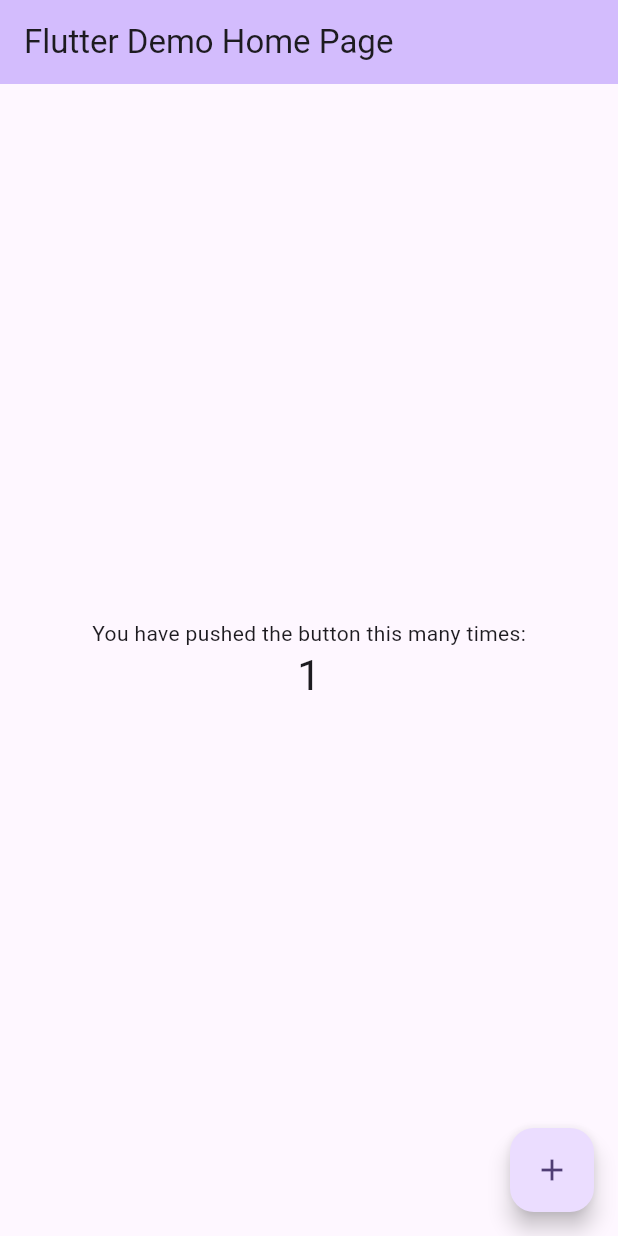
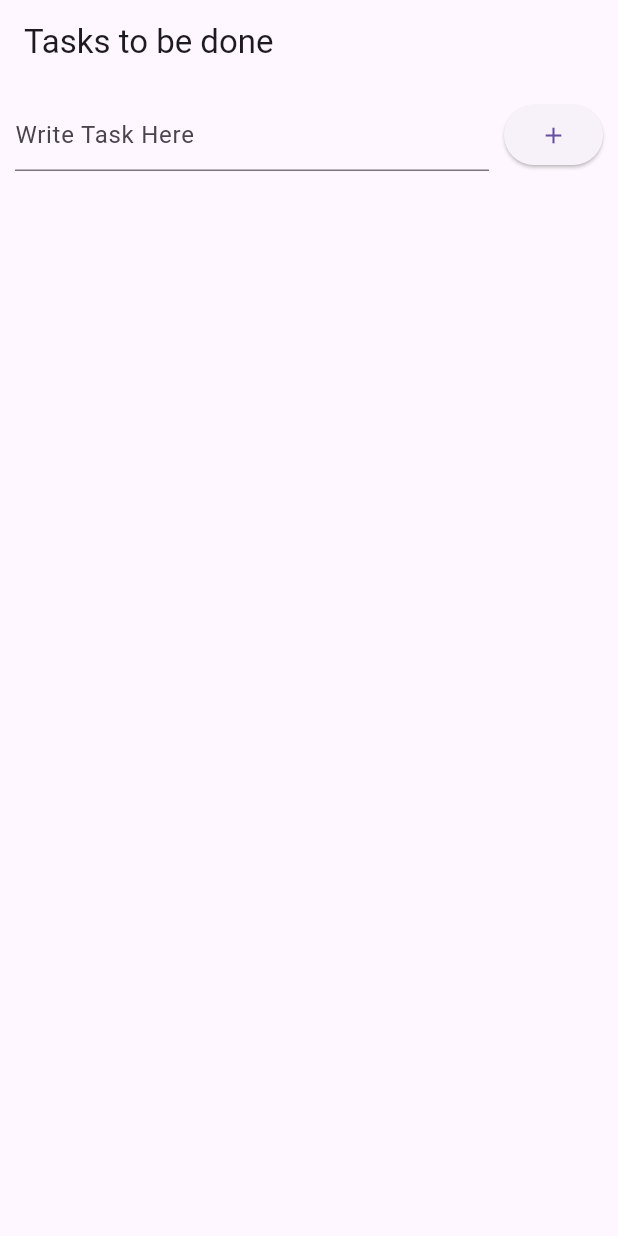
Before and after one commit to aliawan4027/IST-learning, a Flutter app: the screen it shows after launch, after a tap on the "add" icon, on a phone screen of 412 x 824 dp. Run offline on Flutter 3.47's test engine with Material 3 defaults, Android fonts, the phone set to English and light mode, and no system bars; our stand-ins replace shared_preferences.

Commit message:
TO Do List Working

```diff
--- a/lib/main.dart
+++ b/lib/main.dart
@@ -1,123 +1,150 @@
 import 'package:flutter/material.dart';
+import 'package:shared_preferences/shared_preferences.dart';
+
 void main() {
-  runApp(const MyApp());
+  runApp(const MyToDoApp());
 }
-class MyApp extends StatelessWidget {
-  const MyApp({super.key});
 
-  // This widget is the root of your application.
-  @override
-  Widget build(BuildContext context) {
-    return MaterialApp(
-      title: 'Flutter Demo',
-      theme: ThemeData(
-        // This is the theme of your application.
-        //
-        // TRY THIS: Try running your application with "flutter run". You'll see
-        // the application has a blue toolbar. Then, without quitting the app,
-        // try changing the seedColor in the colorScheme below to Colors.green
-        // and then invoke "hot reload" (save your changes or press the "hot
-        // reload" button in a Flutter-supported IDE, or press "r" if you used
-        // the command line to start the app).
-        //
-        // Notice that the counter didn't reset back to zero; the application
-        // state is not lost during the reload. To reset the state, use hot
-        // restart instead.
-        //
-        // This works for code too, not just values: Most code changes can be
-        // tested with just a hot reload.
-        colorScheme: ColorScheme.fromSeed(seedColor: Colors.deepPurple),
-        useMaterial3: true,
-      ),
-      home: const MyHomePage(title: 'Flutter Demo Home Page'),
+class Task {
+  final String title;
+  bool isCompleted;
+
+  Task({required this.title, this.isCompleted = false});
+
+  Map<String, dynamic> toJson() {
+    return {
+      'title': title,
+      'isCompleted': isCompleted,
+    };
+  }
+
+  factory Task.fromJson(Map<String, dynamic> json) {
+    return Task(
+      title: json['title'],
+      isCompleted: json['isCompleted'],
     );
   }
 }
 
-class MyHomePage extends StatefulWidget {
-  const MyHomePage({super.key, required this.title});
-
-  // This widget is the home page of your application. It is stateful, meaning
-  // that it has a State object (defined below) that contains fields that affect
-  // how it looks.
-
-  // This class is the configuration for the state. It holds the values (in this
-  // case the title) provided by the parent (in this case the App widget) and
-  // used by the build method of the State. Fields in a Widget subclass are
-  // always marked "final".
-
-  final String title;
+class MyToDoApp extends StatelessWidget {
+  const MyToDoApp({Key? key}) : super(key: key);
 
   @override
-  State<MyHomePage> createState() => _MyHomePageState();
+  Widget build(BuildContext context) {
+    return MaterialApp(
+      title: 'To-Do List',
+      theme: ThemeData(
+        primarySwatch: Colors.blueGrey,
+      ),
+      home: const ToDoListScreen(),
+    );
+  }
 }
 
-class _MyHomePageState extends State<MyHomePage> {
-  int _counter = 0;
+class ToDoListScreen extends StatefulWidget {
+  const ToDoListScreen({Key? key}) : super(key: key);
 
-  void _incrementCounter() {
-    setState(() {
-      // This call to setState tells the Flutter framework that something has
-      // changed in this State, which causes it to rerun the build method below
-      // so that the display can reflect the updated values. If we changed
-      // _counter without calling setState(), then the build method would not be
-      // called again, and so nothing would appear to happen.
-      _counter++;
-    });
+  @override
+  _ToDoListScreenState createState() => _ToDoListScreenState();
+}
+
+class _ToDoListScreenState extends State<ToDoListScreen> {
+  late SharedPreferences _prefs;
+  late List<Task> tasks = []; // Initialize tasks as an empty list
+  final TextEditingController _taskController = TextEditingController();
+
+  @override
+  void initState() {
+    super.initState();
+    loadTasks();
+  }
+
+  Future<void> loadTasks() async {
+    _prefs = await SharedPreferences.getInstance();
+    final List<String>? taskList = _prefs.getStringList('tasks');
+    if (taskList != null) {
+      setState(() {
+        tasks = taskList.map((task) => Task.fromJson(Map<String, dynamic>.from(task as Map))).toList();
+      });
+    }
+  }
+
+  Future<void> saveTasks() async {
+    List<String> taskList = tasks.map((task) => task.toJson().toString()).toList();
+    await _prefs.setStringList('tasks', taskList);
   }
 
   @override
   Widget build(BuildContext context) {
-    // This method is rerun every time setState is called, for instance as done
-    // by the _incrementCounter method above.
-    //
-    // The Flutter framework has been optimized to make rerunning build methods
-    // fast, so that you can just rebuild anything that needs updating rather
-    // than having to individually change instances of widgets.
     return Scaffold(
       appBar: AppBar(
-        // TRY THIS: Try changing the color here to a specific color (to
-        // Colors.amber, perhaps?) and trigger a hot reload to see the AppBar
-        // change color while the other colors stay the same.
-        backgroundColor: Theme.of(context).colorScheme.inversePrimary,
-        // Here we take the value from the MyHomePage object that was created by
-        // the App.build method, and use it to set our appbar title.
-        title: Text(widget.title),
+        title: const Text("Tasks to be done"),
       ),
-      body: Center(
-        // Center is a layout widget. It takes a single child and positions it
-        // in the middle of the parent.
-        child: Column(
-          // Column is also a layout widget. It takes a list of children and
-          // arranges them vertically. By default, it sizes itself to fit its
-          // children horizontally, and tries to be as tall as its parent.
-          //
-          // Column has various properties to control how it sizes itself and
-          // how it positions its children. Here we use mainAxisAlignment to
-          // center the children vertically; the main axis here is the vertical
-          // axis because Columns are vertical (the cross axis would be
-          // horizontal).
-          //
-          // TRY THIS: Invoke "debug painting" (choose the "Toggle Debug Paint"
-          // action in the IDE, or press "p" in the console), to see the
-          // wireframe for each widget.
-          mainAxisAlignment: MainAxisAlignment.center,
-          children: <Widget>[
-            const Text(
-              'You have pushed the button this many times:',
+      body: Column(
+        children: [
+          Padding(
+            padding: const EdgeInsets.all(10.0),
+            child: Row(
+              children: [
+                Expanded(
+                  child: TextField(
+                    controller: _taskController,
+                    decoration: const InputDecoration(
+                      hintText: 'Write Task Here',
+                    ),
+                  ),
+                ),
+                const SizedBox(width: 10.0),
+                ElevatedButton(
+                  onPressed: () {
+                    if (_taskController.text.isNotEmpty) {
+                      setState(() {
+                        tasks.add(Task(title: _taskController.text));
+                        _taskController.clear();
+                        saveTasks(); // Save tasks when adding a new one
+                      });
+                    }
+                  },
+                  child: const Icon(Icons.add),
+                ),
+              ],
             ),
-            Text(
-              '$_counter',
-              style: Theme.of(context).textTheme.headlineMedium,
+          ),
+          Expanded(
+            child: ListView.builder(
+              itemCount: tasks.length,
+              itemBuilder: (context, index) {
+                return CheckboxListTile(
+                  title: Text(
+                    tasks[index].title,
+                    style: TextStyle(
+                      decoration: tasks[index].isCompleted
+                          ? TextDecoration.lineThrough
+                          : TextDecoration.none,
+                    ),
+                  ),
+                  value: tasks[index].isCompleted,
+                  onChanged: (value) {
+                    setState(() {
+                      tasks[index].isCompleted = value!;
+                      saveTasks(); // Save tasks when completing
+                    });
+                  },
+                  secondary: IconButton(
+                    icon: const Icon(Icons.delete),
+                    onPressed: () {
+                      setState(() {
+                        tasks.removeAt(index);
+                        saveTasks(); // Save tasks when deleting
+                      });
+                    },
+                  ),
+                );
+              },
             ),
-          ],
-        ),
+          ),
+        ],
       ),
-      floatingActionButton: FloatingActionButton(
-        onPressed: _incrementCounter,
-        tooltip: 'Increment',
-        child: const Icon(Icons.add),
-      ), // This trailing comma makes auto-formatting nicer for build methods.
     );
   }
 }
--- a/pubspec.yaml
+++ b/pubspec.yaml
@@ -31,10 +31,10 @@ dependencies:
   flutter:
     sdk: flutter
 
-
   # The following adds the Cupertino Icons font to your application.
   # Use with the CupertinoIcons class for iOS style icons.
   cupertino_icons: ^1.0.2
+  shared_preferences: 2.0.10
 
 dev_dependencies:
   flutter_test:
```
Also changed, not shown: pubspec.lock, 1 other file.
